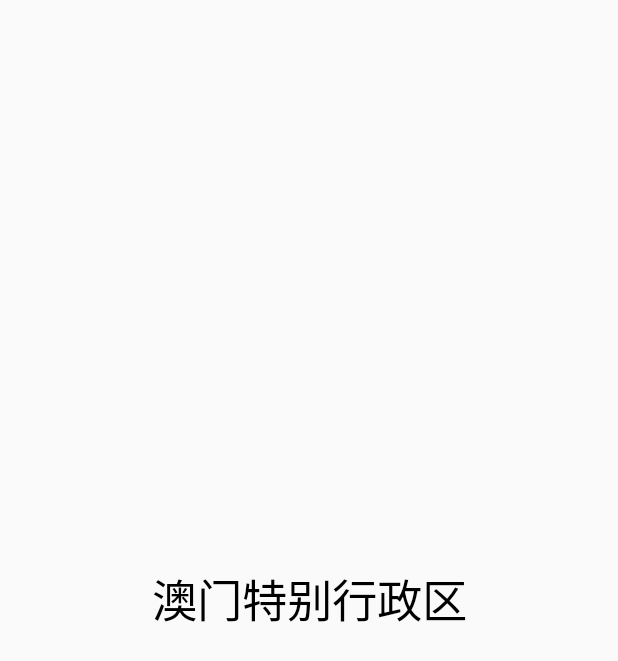
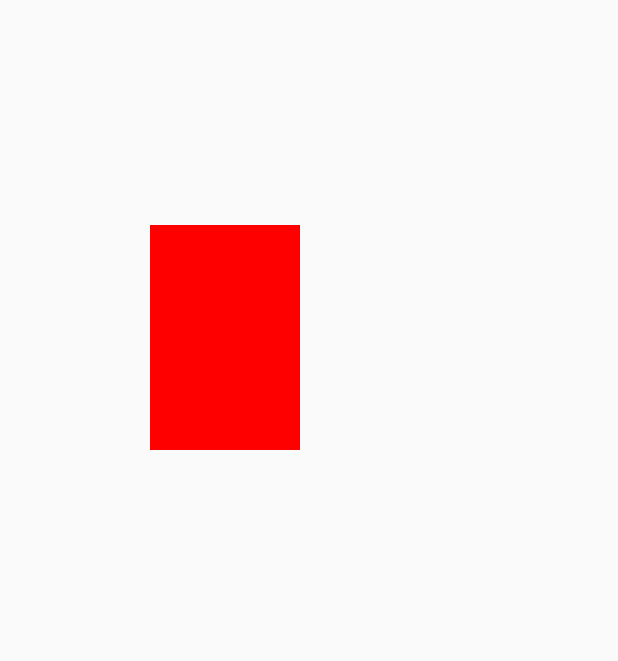
Before and after one commit to liulilei/TXKE-DEMO, an Android app: the screen it shows after launch (TestViewActivity), on a phone screen of 412 x 824 dp. Shown: the top 661 px of the screen. Run offline under Robolectric (Android 15) with nearby library versions, the phone set to English and light mode, and no system bars.

Commit message:
drawable

```diff
--- a/app/src/main/java/androiddesk/com/txke_demo/TestViewActivity.kt
+++ b/app/src/main/java/androiddesk/com/txke_demo/TestViewActivity.kt
@@ -1,12 +1,9 @@
 package androiddesk.com.txke_demo
 
-import android.animation.ObjectAnimator
 import android.animation.TypeEvaluator
 import android.graphics.PointF
 import android.os.Bundle
-import androiddesk.com.txke_demo.util.ProvinceUtil
 import androidx.fragment.app.FragmentActivity
-import kotlinx.android.synthetic.main.activity_test_view.*
 
 /**
  *@Description:
@@ -51,10 +48,10 @@ class TestViewActivity : FragmentActivity() {
 //        objectAnimator.duration = 1000
 //        objectAnimator.start()
 
-        val objectAnimator = ObjectAnimator.ofObject(view, "province", ProvinceUtil.ProvinceEvaluator(), "澳门特别行政区")
-        objectAnimator.startDelay = 1000
-        objectAnimator.duration = 5000
-        objectAnimator.start()
+//        val objectAnimator = ObjectAnimator.ofObject(view, "province", ProvinceUtil.ProvinceEvaluator(), "澳门特别行政区")
+//        objectAnimator.startDelay = 1000
+//        objectAnimator.duration = 5000
+//        objectAnimator.start()
 
     }
 
--- /dev/null
+++ b/app/src/main/java/androiddesk/com/txke_demo/view/DrawableView.kt
@@ -0,0 +1,35 @@
+package androiddesk.com.txke_demo.view
+
+import android.content.Context
+import android.graphics.Canvas
+import android.graphics.Color
+import android.graphics.Paint
+import android.graphics.drawable.ColorDrawable
+import android.util.AttributeSet
+import android.view.View
+import androiddesk.com.txke_demo.util.Uiutils
+
+/**
+ *@Description:
+ * @author: lll
+ * @date: 2019-04-28
+ */
+class DrawableView @JvmOverloads constructor(context: Context, attributeSet: AttributeSet? = null, defTypeAttr: Int = 0)
+    : View(context, attributeSet, defTypeAttr) {
+
+    private val paint = Paint(Paint.ANTI_ALIAS_FLAG)
+
+    private val drawable = ColorDrawable(Color.RED)
+
+    init {
+
+    }
+
+    override fun onDraw(canvas: Canvas?) {
+        super.onDraw(canvas)
+        drawable.setBounds(Uiutils.dip2px(100f).toInt(), Uiutils.dip2px(150f).toInt(), width, height)
+        drawable.draw(canvas)
+
+    }
+
+}
--- a/app/src/main/res/layout/activity_test_view.xml
+++ b/app/src/main/res/layout/activity_test_view.xml
@@ -10,9 +10,9 @@
         android:layout_height="100dp"
         android:src="@mipmap/abc"/>-->
 
-    <androiddesk.com.txke_demo.view.ProvinceView
+    <androiddesk.com.txke_demo.view.DrawableView
         android:id="@+id/view"
-        android:layout_width="match_parent"
-        android:layout_height="match_parent" />
+        android:layout_width="200dp"
+        android:layout_height="300dp" />
 
 </LinearLayout>
```
